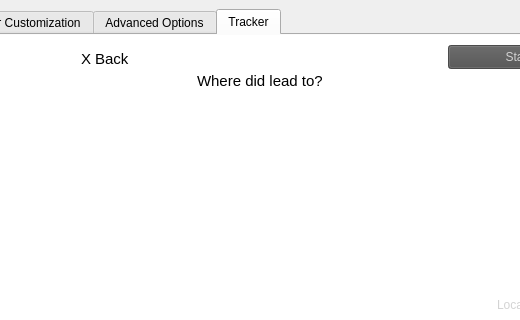
First picture: the form in gui/mainwindow.ui, repository SuperDude88/TWWHD-Randomizer, before the edit; both pictures show x 393 to 913 and y 0 to 320 of the 1072 by 822 pixel window.
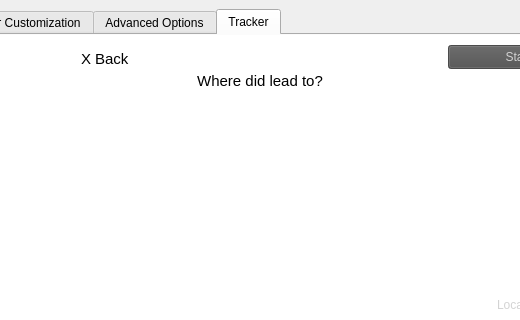
Second picture: the form after the edit.

Commit message: fix layout for where_did_lead_to label

What changed in the file:
```diff
--- a/gui/mainwindow.ui
+++ b/gui/mainwindow.ui
@@ -2544,24 +2544,6 @@
                <property name="verticalSpacing">
                 <number>0</number>
                </property>
-               <item row="5" column="0" alignment="Qt::AlignHCenter">
-                <widget class="QLabel" name="where_did_lead_to_label">
-                 <property name="sizePolicy">
-                  <sizepolicy hsizetype="Preferred" vsizetype="Maximum">
-                   <horstretch>0</horstretch>
-                   <verstretch>0</verstretch>
-                  </sizepolicy>
-                 </property>
-                 <property name="styleSheet">
-                  <string notr="true">text-align: left;
-color: black;
-font-size: 15px;</string>
-                 </property>
-                 <property name="text">
-                  <string>Where did lead to?</string>
-                 </property>
-                </widget>
-               </item>
                <item row="0" column="0">
                 <layout class="QHBoxLayout" name="entrance_destination_list_top_buttons">
                  <property name="spacing">
@@ -2648,6 +2630,30 @@
                  </widget>
                 </widget>
                </item>
+               <item row="5" column="0">
+                <widget class="QLabel" name="where_did_lead_to_label">
+                 <property name="sizePolicy">
+                  <sizepolicy hsizetype="Preferred" vsizetype="Maximum">
+                   <horstretch>0</horstretch>
+                   <verstretch>0</verstretch>
+                  </sizepolicy>
+                 </property>
+                 <property name="styleSheet">
+                  <string notr="true">text-align: left;
+color: black;
+font-size: 15px;</string>
+                 </property>
+                 <property name="text">
+                  <string>Where did lead to?</string>
+                 </property>
+                 <property name="alignment">
+                  <set>Qt::AlignCenter</set>
+                 </property>
+                 <property name="wordWrap">
+                  <bool>true</bool>
+                 </property>
+                </widget>
+               </item>
               </layout>
              </widget>
             </widget>
```
Left out of the diff: 2 changed lines with no effect on the pictures.
